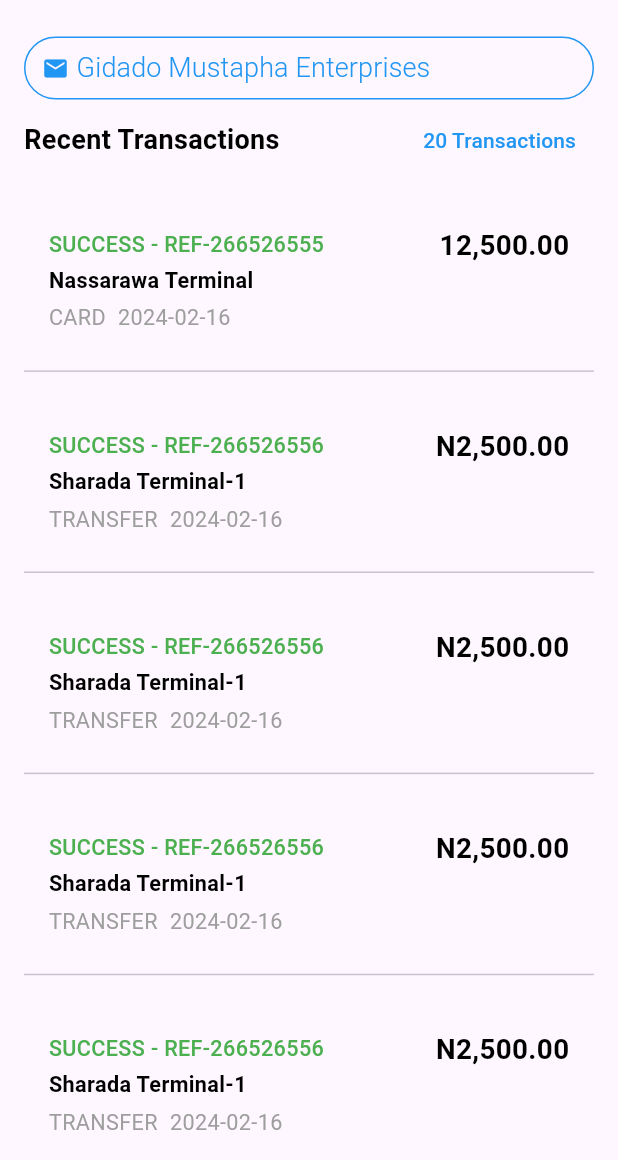
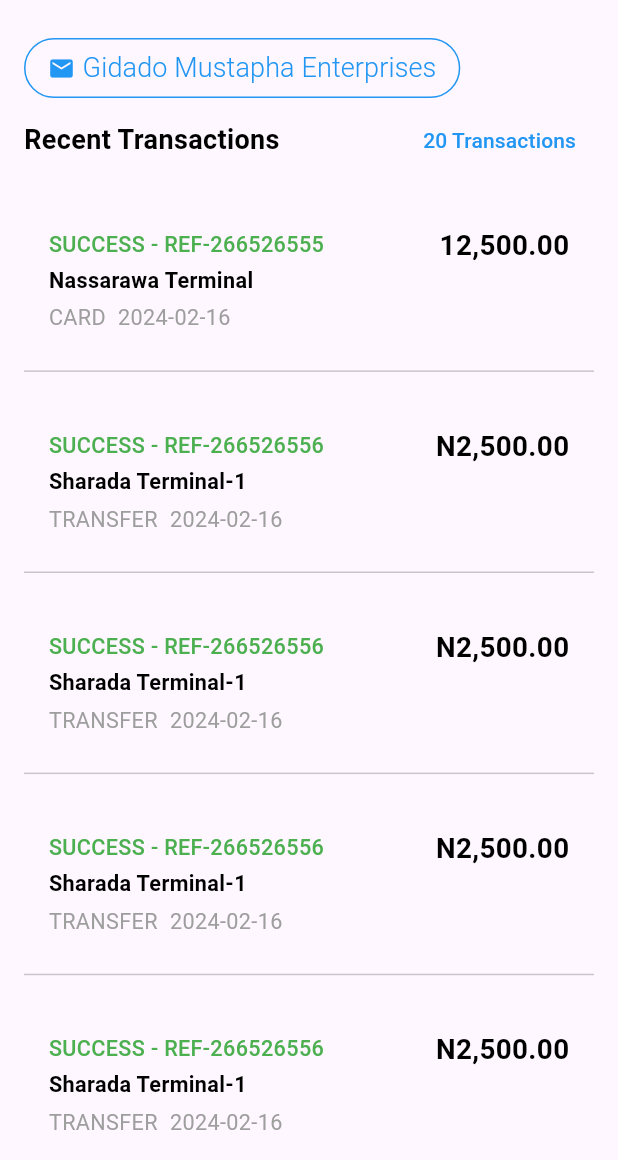
Before and after one commit to Usmanhero86/zainpos_merchant_mobile, a Flutter app: the HomeTab screen opened directly, on a phone screen of 412 x 824 dp, the part 76-1236 px from its top. Run offline on Flutter 3.47's test engine with Material 3 defaults, Android fonts, the phone set to English and light mode, and no system bars; Roboto replaces fonts that are missing (Poppins).

Commit message:
initial commit: flutter zainpos app

```diff
--- a/lib/screens/home/tabs/home_tab.dart
+++ b/lib/screens/home/tabs/home_tab.dart
@@ -66,13 +66,15 @@ class HomeTab extends StatelessWidget {
         child: Column(
           crossAxisAlignment: CrossAxisAlignment.start,
           children: [
-
              TextButton(
                onPressed: (){},
-               style: ButtonStyle(
-                 side: WidgetStateProperty.all(BorderSide(color: Colors.blue))
+               style: TextButton.styleFrom(
+                 minimumSize: Size(250, 40),
+                   padding: EdgeInsets.symmetric(horizontal: 16),
+                   side: BorderSide(color: Colors.blue)
                ),
                child: Row(
+                 mainAxisSize: MainAxisSize.min,
                  children: [
                    Icon(Icons.mail,color: Colors.blue),
                    SizedBox(width: 5),
```
